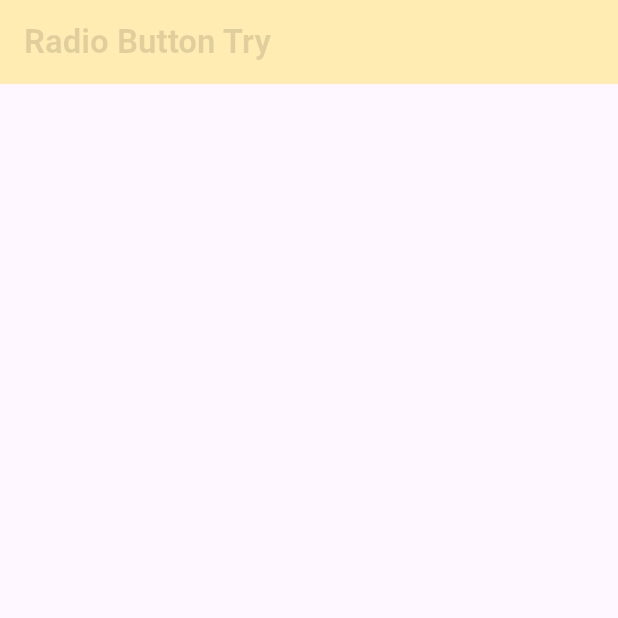
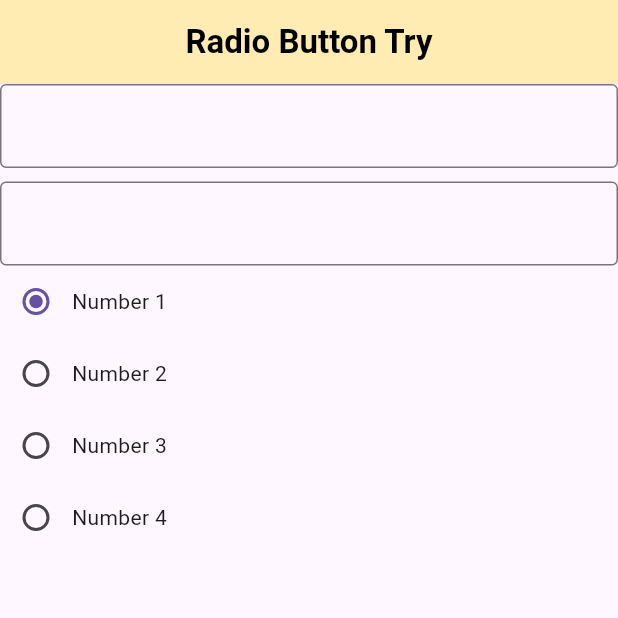
Before and after one commit to adarshrwl/flutter_class_work, a Flutter app: the screen it shows after launch, on a phone screen of 412 x 824 dp, the top half of it. Run offline on Flutter 3.47's test engine with Material 3 defaults, Android fonts, the phone set to English and light mode, and no system bars.

Commit message:
Radio Buttons

```diff
--- a/lib/screen/radio_button_learn.dart
+++ b/lib/screen/radio_button_learn.dart
@@ -1,4 +1,3 @@
-
 import 'package:flutter/material.dart';
 
 class RadioButtonTry extends StatefulWidget {
@@ -9,14 +8,78 @@ class RadioButtonTry extends StatefulWidget {
 }
 
 class _RadioButtonTryState extends State<RadioButtonTry> {
+  int value = 0;
   @override
   Widget build(BuildContext context) {
     return Scaffold(
       appBar: AppBar(
         backgroundColor: Colors.amber[100],
-        title: const Text("Radio Button Try",style: TextStyle(
-          color: Colors.black12,fontWeight: FontWeight.bold
-        ),),
+        title: const Text(
+          "Radio Button Try",
+          style: TextStyle(color: Colors.black, fontWeight: FontWeight.bold),
+        ),
+        elevation: 0,
+        centerTitle: true,
+      ),
+      body: Column(
+        children: [
+          TextFormField(
+            decoration: const InputDecoration(border: OutlineInputBorder()),
+            keyboardType: TextInputType.number,
+
+          ),
+          const SizedBox(
+            height: 9,
+          ),
+          TextFormField(
+            decoration: const InputDecoration(border: OutlineInputBorder()),
+            keyboardType: TextInputType.number,
+          ),
+          Row(
+            children: [
+              Radio(
+                  value: 1,
+                  groupValue: 1,
+                  onChanged: (value) {
+                    value = value;
+                  }),
+              const Text("Number 1")
+            ],
+          ),
+          Row(
+            children: [
+              Radio(
+                  value: 2,
+                  groupValue: 1,
+                  onChanged: (value) {
+                    value = value;
+                  }),
+              const Text("Number 2")
+            ],
+          ),
+          Row(
+            children: [
+              Radio(
+                  value: 3,
+                  groupValue: 1,
+                  onChanged: (value) {
+                    value = value;
+                  }),
+              const Text("Number 3")
+            ],
+          ),
+          Row(
+            children: [
+              Radio(
+                  value: 4,
+                  groupValue: 1,
+                  onChanged: (value) {
+                    value = value;
+                  }),
+              const Text("Number 4")
+            ],
+          )
+        ],
       ),
     );
   }
```
